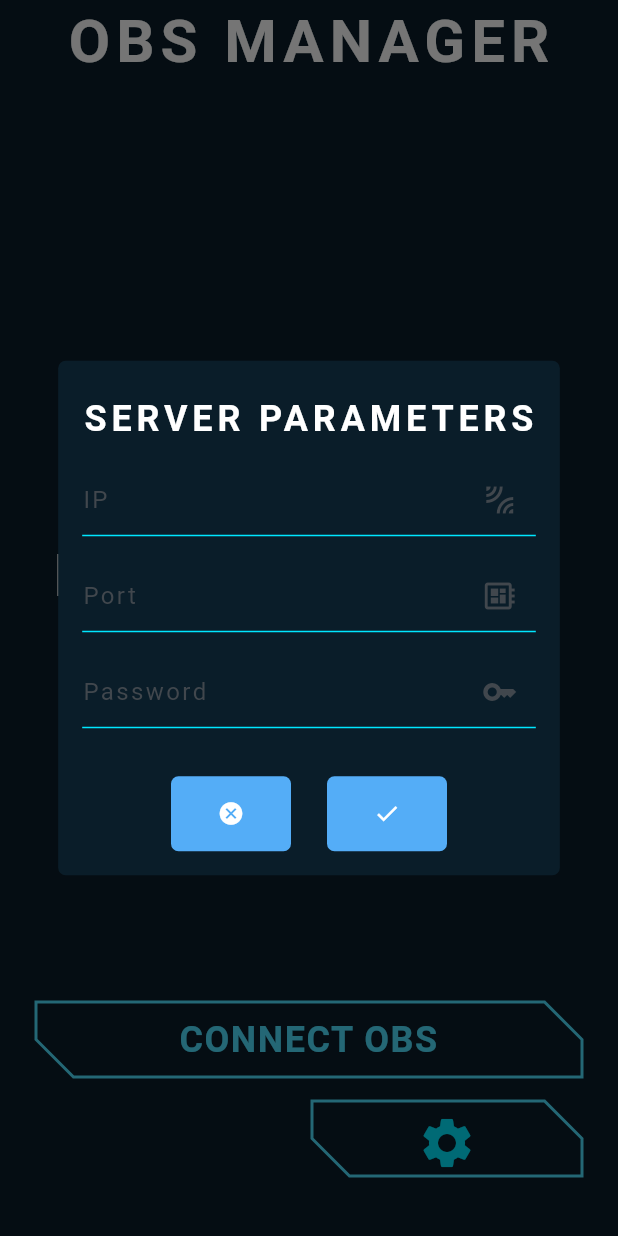
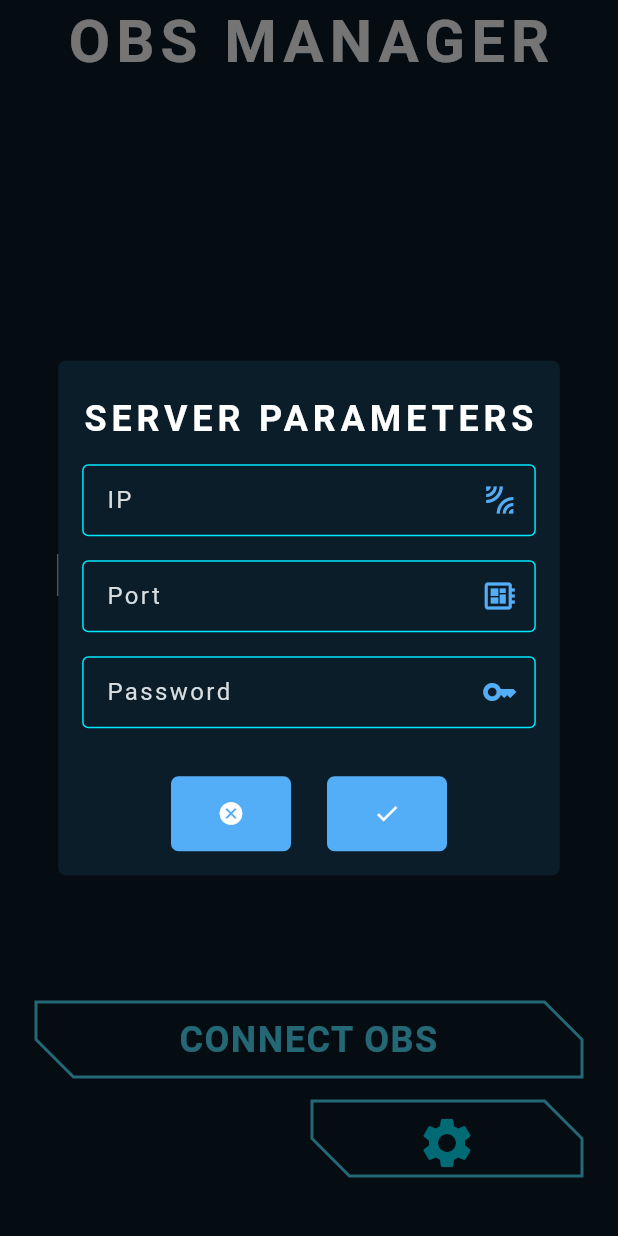
Before and after one commit to samakunchan/obs_for_sama, a Flutter app: the screen it shows after launch, after a tap on the "settings" icon, on a phone screen of 412 x 824 dp. Run offline on Flutter 3.47's test engine with Material 3 defaults, Android fonts, the phone set to English and light mode, and no system bars; our stand-ins replace get, google_fonts, shared_preferences; missing offline and left inert: obs_websocket.

Commit message:
feat: constantes
- Improving theme with for input decoration.

```diff
--- a/lib/core/constantes.dart
+++ b/lib/core/constantes.dart
@@ -122,5 +122,15 @@
     contentTextStyle: ktitle2,
     insetPadding: const EdgeInsets.all(16),
   ),
+  inputDecorationTheme: InputDecorationTheme(
+    labelStyle: kbodyLarge,
+    suffixIconColor: kButtonColor,
+    border: const OutlineInputBorder(
+      borderSide: BorderSide(color: kButtonColor, width: .2),
+    ),
+    focusedBorder: const OutlineInputBorder(
+      borderSide: BorderSide(color: kButtonColor, width: .2),
+    ),
+  ),
   useMaterial3: true,
 );
```
